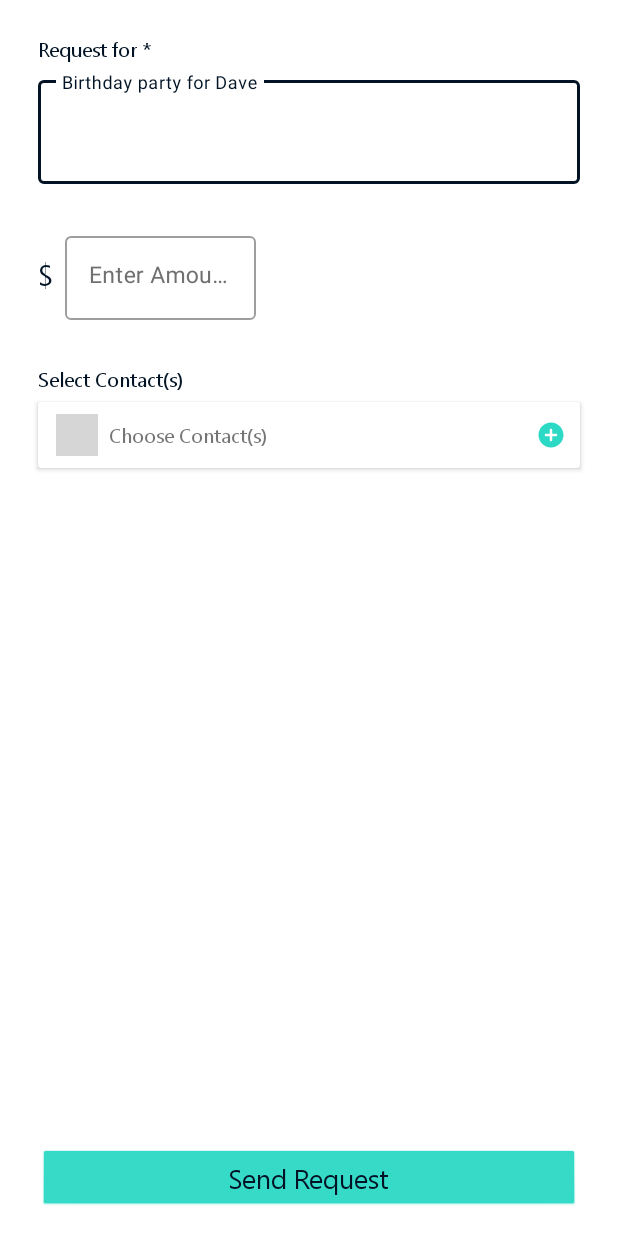
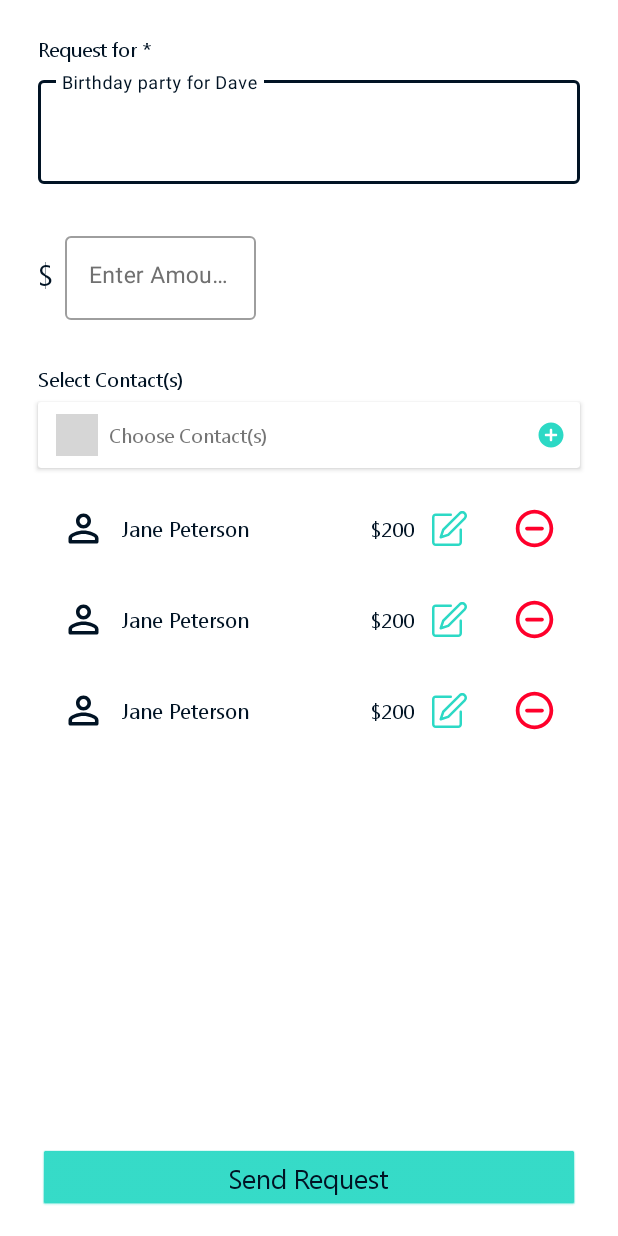
Before and after one commit to elizabethadegbaju/QuikPay, an Android app: the layout fragment_request_pool.xml on its own in the app's theme, with its tools: preview values and no code run, on a phone screen of 412 x 824 dp. Run offline under Robolectric (Android 15) with nearby library versions, the phone set to English and light mode, and no system bars; grey boxes are pictures that could not be loaded.

Commit message:
feat: selected contacts from ContactsFragment.kt display in RequestPoolFragment.kt

```diff
--- a/app/src/main/java/com/example/quikpay/utils/SelectableAdapter.kt
+++ b/app/src/main/java/com/example/quikpay/utils/SelectableAdapter.kt
@@ -10,6 +10,7 @@ import com.example.quikpay.data.models.Contact
 abstract class SelectableAdapter<VH : RecyclerView.ViewHolder?> :
     ListAdapter<Contact, VH>(ContactDiffCallback()) {
     private var selectedItems: SparseBooleanArray = SparseBooleanArray()
+    var selectedContactList = mutableListOf<Contact>()
 
     /**
      * Indicates if the item at position position is selected
@@ -24,11 +25,13 @@ abstract class SelectableAdapter<VH : RecyclerView.ViewHolder?> :
      * Toggle the selection status of the item at a given position
      * @param position Position of the item to toggle the selection status for
      */
-    fun toggleSelection(position: Int) {
+    fun toggleSelection(position: Int, contact: Contact) {
         if (selectedItems[position, false]) {
             selectedItems.delete(position)
+            selectedContactList.remove(contact)
         } else {
             selectedItems.put(position, true)
+            selectedContactList.add(contact)
         }
         notifyItemChanged(position)
     }
--- a/app/src/main/res/drawable/ic_round_edit_24.xml
+++ b/app/src/main/res/drawable/ic_round_edit_24.xml
@@ -1,10 +1,12 @@
-<vector xmlns:android="http://schemas.android.com/apk/res/android"
+<vector android:height="24dp"
+    android:viewportHeight="477.873"
+    android:viewportWidth="477.873"
     android:width="24dp"
-    android:height="24dp"
-    android:viewportWidth="24"
-    android:viewportHeight="24"
-    android:tint="?attr/colorControlNormal">
+    xmlns:android="http://schemas.android.com/apk/res/android">
     <path
-        android:fillColor="@android:color/white"
-        android:pathData="M3,17.46v3.04c0,0.28 0.22,0.5 0.5,0.5h3.04c0.13,0 0.26,-0.05 0.35,-0.15L17.81,9.94l-3.75,-3.75L3.15,17.1c-0.1,0.1 -0.15,0.22 -0.15,0.36zM20.71,7.04c0.39,-0.39 0.39,-1.02 0,-1.41l-2.34,-2.34c-0.39,-0.39 -1.02,-0.39 -1.41,0l-1.83,1.83 3.75,3.75 1.83,-1.83z" />
+        android:fillColor="#FF000000"
+        android:pathData="M392.533,238.937c-9.426,0 -17.067,7.641 -17.067,17.067V426.67c0,9.426 -7.641,17.067 -17.067,17.067H51.2c-9.426,0 -17.067,-7.641 -17.067,-17.067V85.337c0,-9.426 7.641,-17.067 17.067,-17.067H256c9.426,0 17.067,-7.641 17.067,-17.067S265.426,34.137 256,34.137H51.2C22.923,34.137 0,57.06 0,85.337V426.67c0,28.277 22.923,51.2 51.2,51.2h307.2c28.277,0 51.2,-22.923 51.2,-51.2V256.003C409.6,246.578 401.959,238.937 392.533,238.937z" />
+    <path
+        android:fillColor="#FF000000"
+        android:pathData="M458.742,19.142c-12.254,-12.256 -28.875,-19.14 -46.206,-19.138c-17.341,-0.05 -33.979,6.846 -46.199,19.149L141.534,243.937c-1.865,1.879 -3.272,4.163 -4.113,6.673l-34.133,102.4c-2.979,8.943 1.856,18.607 10.799,21.585c1.735,0.578 3.552,0.873 5.38,0.875c1.832,-0.003 3.653,-0.297 5.393,-0.87l102.4,-34.133c2.515,-0.84 4.8,-2.254 6.673,-4.13l224.802,-224.802C484.25,86.023 484.253,44.657 458.742,19.142zM434.603,87.419L212.736,309.286l-66.287,22.135l22.067,-66.202L390.468,43.353c12.202,-12.178 31.967,-12.158 44.145,0.044c5.817,5.829 9.095,13.72 9.12,21.955C443.754,73.631 440.467,81.575 434.603,87.419z" />
 </vector>
--- /dev/null
+++ b/app/src/main/res/drawable/ic_round_remove_circle_outline_24.xml
@@ -0,0 +1,10 @@
+<vector xmlns:android="http://schemas.android.com/apk/res/android"
+    android:width="24dp"
+    android:height="24dp"
+    android:viewportWidth="24"
+    android:viewportHeight="24"
+    android:tint="?attr/colorControlNormal">
+    <path
+        android:fillColor="@android:color/white"
+        android:pathData="M7,12c0,0.55 0.45,1 1,1h8c0.55,0 1,-0.45 1,-1s-0.45,-1 -1,-1L8,11c-0.55,0 -1,0.45 -1,1zM12,2C6.48,2 2,6.48 2,12s4.48,10 10,10 10,-4.48 10,-10S17.52,2 12,2zM12,20c-4.41,0 -8,-3.59 -8,-8s3.59,-8 8,-8 8,3.59 8,8 -3.59,8 -8,8z" />
+</vector>
--- a/app/src/main/res/layout/activity_god.xml
+++ b/app/src/main/res/layout/activity_god.xml
@@ -14,7 +14,8 @@
     <androidx.coordinatorlayout.widget.CoordinatorLayout
         android:layout_width="match_parent"
         android:layout_height="match_parent"
-        android:fitsSystemWindows="true">
+        android:fitsSystemWindows="true"
+        android:background="@color/lightBG">
 
         <androidx.drawerlayout.widget.DrawerLayout
             android:id="@+id/drawer_layout"
--- /dev/null
+++ b/app/src/main/res/layout/contact_selected_item.xml
@@ -0,0 +1,69 @@
+<?xml version="1.0" encoding="utf-8"?>
+<androidx.constraintlayout.widget.ConstraintLayout xmlns:android="http://schemas.android.com/apk/res/android"
+    xmlns:app="http://schemas.android.com/apk/res-auto"
+    xmlns:tools="http://schemas.android.com/tools"
+    android:layout_width="match_parent"
+    android:layout_height="wrap_content"
+    android:clickable="true">
+
+    <ImageView
+        android:id="@+id/contact_image"
+        android:layout_width="30dp"
+        android:layout_height="30dp"
+        android:layout_marginStart="15dp"
+        android:layout_marginTop="15dp"
+        android:layout_marginBottom="15dp"
+        android:tint="@color/colorPrimary"
+        app:layout_constraintBottom_toBottomOf="parent"
+        app:layout_constraintStart_toStartOf="parent"
+        app:layout_constraintTop_toTopOf="parent"
+        app:srcCompat="@drawable/ic_outline_person_24" />
+
+    <TextView
+        android:id="@+id/contact_name"
+        android:layout_width="wrap_content"
+        android:layout_height="wrap_content"
+        android:layout_marginStart="10dp"
+        android:textColor="@color/colorPrimary"
+        app:layout_constraintBottom_toBottomOf="@+id/contact_image"
+        app:layout_constraintStart_toEndOf="@+id/contact_image"
+        app:layout_constraintTop_toTopOf="@+id/contact_image"
+        tools:text="Jane Peterson" />
+
+    <TextView
+        android:id="@+id/contact_amount"
+        android:layout_width="wrap_content"
+        android:layout_height="wrap_content"
+        android:layout_marginEnd="12dp"
+        android:textColor="@color/colorPrimary"
+        android:textSize="13sp"
+        app:layout_constraintBottom_toBottomOf="@+id/contact_name"
+        app:layout_constraintEnd_toStartOf="@+id/contact_amount_image"
+        app:layout_constraintTop_toTopOf="@+id/contact_name"
+        tools:text="$200" />
+
+    <ImageView
+        android:id="@+id/contact_remove_image"
+        android:layout_width="30dp"
+        android:layout_height="30dp"
+        android:layout_marginTop="15dp"
+        android:layout_marginEnd="15dp"
+        android:layout_marginBottom="15dp"
+        android:tint="@color/red"
+        app:layout_constraintBottom_toBottomOf="parent"
+        app:layout_constraintEnd_toEndOf="parent"
+        app:layout_constraintTop_toTopOf="parent"
+        app:srcCompat="@drawable/ic_round_remove_circle_outline_24" />
+
+    <ImageView
+        android:id="@+id/contact_amount_image"
+        android:layout_width="23dp"
+        android:layout_height="23dp"
+        android:layout_marginEnd="30dp"
+        android:tint="@color/colorAccent"
+        app:layout_constraintBottom_toBottomOf="@+id/contact_amount"
+        app:layout_constraintEnd_toStartOf="@+id/contact_remove_image"
+        app:layout_constraintTop_toTopOf="@+id/contact_amount"
+        app:srcCompat="@drawable/ic_round_edit_24" />
+
+</androidx.constraintlayout.widget.ConstraintLayout>
--- a/app/src/main/res/layout/fragment_request_pool.xml
+++ b/app/src/main/res/layout/fragment_request_pool.xml
@@ -174,5 +174,17 @@
             app:layout_constraintEnd_toEndOf="parent"
             app:layout_constraintStart_toStartOf="parent"
             app:layout_constraintTop_toTopOf="parent" />
+
+        <androidx.recyclerview.widget.RecyclerView
+            android:id="@+id/list"
+            android:layout_width="0dp"
+            android:layout_height="0dp"
+            android:layout_marginTop="10dp"
+            android:layout_marginBottom="10dp"
+            app:layout_constraintBottom_toTopOf="@+id/button2"
+            app:layout_constraintEnd_toEndOf="@+id/cardView"
+            app:layout_constraintStart_toStartOf="@+id/cardView"
+            app:layout_constraintTop_toBottomOf="@+id/cardView"
+            tools:listitem="@layout/contact_selected_item" />
     </androidx.constraintlayout.widget.ConstraintLayout>
 </layout>
--- a/app/src/main/res/values/colors.xml
+++ b/app/src/main/res/values/colors.xml
@@ -8,9 +8,11 @@
     <color name="colorPrimaryLight">#00274B</color>
     <color name="colorPrimaryDark">#000000</color>
     <color name="white">#ffffff</color>
+    <color name="lightBG">#f1f1f1</color>
     <color name="black">#000000</color>
     <color name="grey">#707070</color>
     <color name="greyLight">#8D99A8</color>
     <color name="greyDark">#404040</color>
     <color name="offwhite">#ffe2e2e2</color>
+    <color name="red">#FF002B</color>
 </resources>
```
Also changed, not shown: app/src/main/java/com/example/quikpay/ui/contacts/ContactsFragment.kt (+23 -6 lines), app/src/main/java/com/example/quikpay/ui/pool/PoolViewModel.kt (+13 -4 lines), app/src/main/java/com/example/quikpay/ui/pool/RequestPoolFragment.kt (+20 -2 lines), app/src/main/java/com/example/quikpay/ui/pool/SelectedContactsViewAdapter.kt (renamed from app/src/main/java/com/example/quikpay/ui/home/HistoryFragment.kt, +62 -54 lines).
